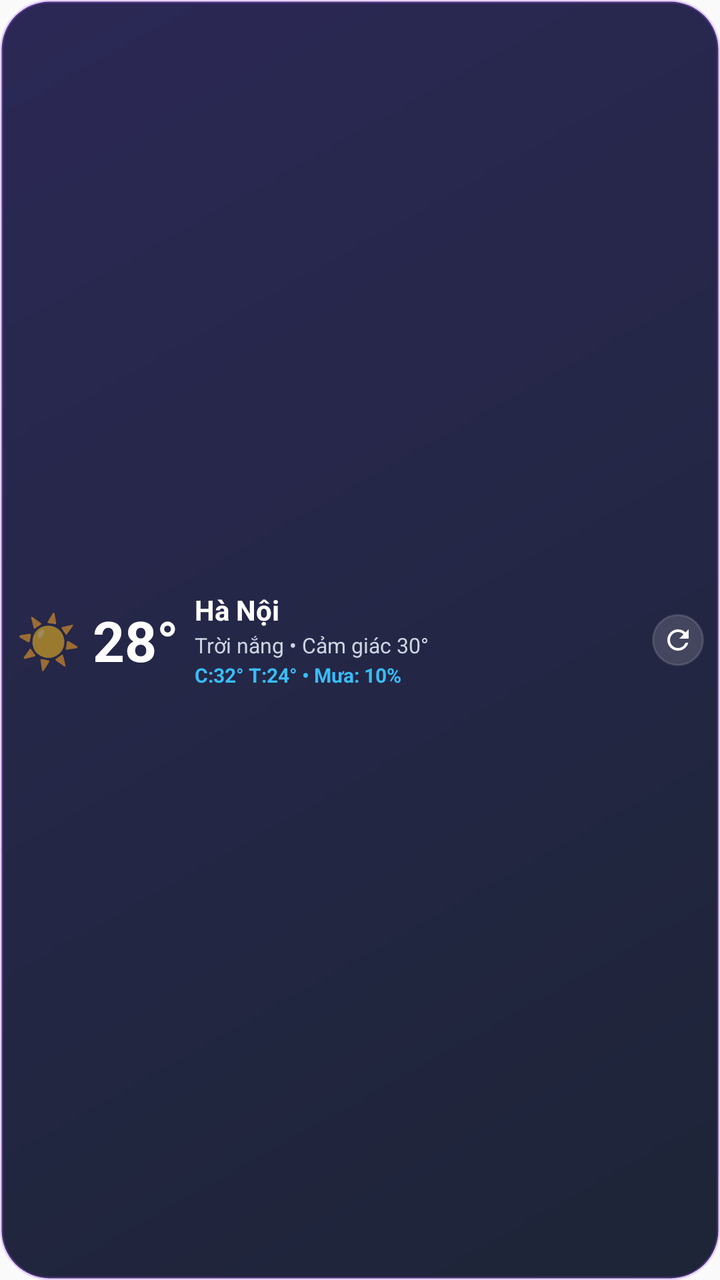
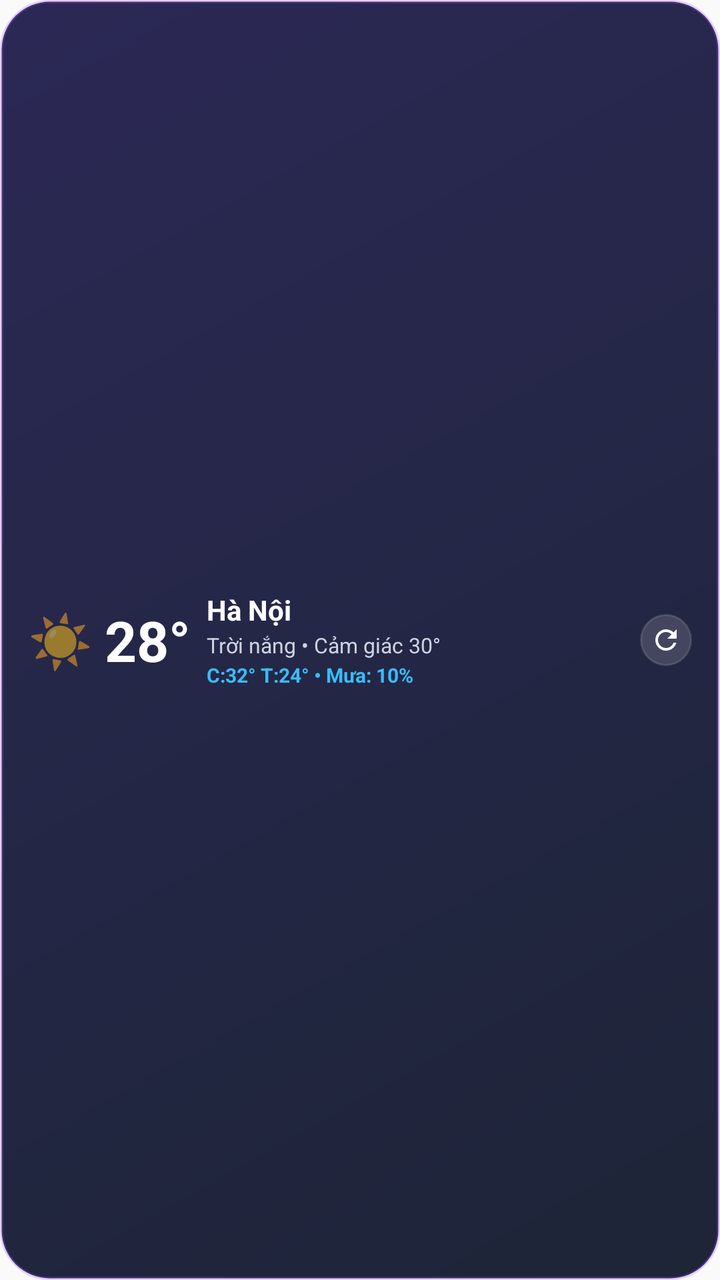

Two renders of the same Android screen: before a commit and after it. Below are the layout's source before the change and the commit's diff.
<!-- AndroidManifest.xml: application theme Theme.Weather24h -->
<!-- res/layout/weather_widget_compact.xml -->
<?xml version="1.0" encoding="utf-8"?>
<FrameLayout xmlns:android="http://schemas.android.com/apk/res/android"
    android:id="@+id/compact_widget_root"
    android:layout_width="match_parent"
    android:layout_height="match_parent">

    
    <ImageView
        android:id="@+id/compact_widget_bg_layer"
        android:layout_width="match_parent"
        android:layout_height="match_parent"
        android:scaleType="fitXY"
        android:src="@drawable/widget_bg_dark" />

    
    <LinearLayout
        android:id="@+id/compact_widget_content"
        android:layout_width="match_parent"
        android:layout_height="match_parent"
        android:gravity="center_vertical"
        android:orientation="horizontal"
        android:padding="8dp">

        
        <TextView
            android:id="@+id/compact_widget_icon"
            android:layout_width="wrap_content"
            android:layout_height="wrap_content"
            android:layout_marginEnd="6dp"
            android:text="☀️"
            android:textSize="26sp" />

        <TextView
            android:id="@+id/compact_widget_temp"
            android:layout_width="wrap_content"
            android:layout_height="wrap_content"
            android:layout_marginEnd="8dp"
            android:singleLine="true"
            android:text="28°"
            android:textColor="#FFFFFF"
            android:textSize="28sp"
            android:textStyle="bold" />

        
        <LinearLayout
            android:layout_width="0dp"
            android:layout_height="wrap_content"
            android:layout_weight="1"
            android:orientation="vertical">

            <TextView
                android:id="@+id/compact_widget_city"
                android:layout_width="wrap_content"
                android:layout_height="wrap_content"
                android:ellipsize="end"
                android:maxLines="1"
                android:singleLine="true"
                android:text="Hà Nội"
                android:textColor="#FFFFFF"
                android:textSize="14sp"
                android:textStyle="bold" />

            <TextView
                android:id="@+id/compact_widget_desc"
                android:layout_width="wrap_content"
                android:layout_height="wrap_content"
                android:layout_marginTop="1dp"
                android:ellipsize="end"
                android:maxLines="1"
                android:singleLine="true"
                android:text="Trời nắng • Cảm giác 30°"
                android:textColor="#CBD5E1"
                android:textSize="10.5sp" />

            <TextView
                android:id="@+id/compact_widget_sub"
                android:layout_width="wrap_content"
                android:layout_height="wrap_content"
                android:layout_marginTop="1dp"
                android:ellipsize="end"
                android:maxLines="1"
                android:singleLine="true"
                android:text="C:32° T:24° • Mưa: 10%"
                android:textColor="#38BDF8"
                android:textSize="10sp"
                android:textStyle="bold" />
        </LinearLayout>

        
        <ImageView
            android:id="@+id/compact_widget_btn_refresh"
            android:layout_width="26dp"
            android:layout_height="26dp"
            android:layout_marginStart="6dp"
            android:background="@drawable/widget_refresh_btn_bg_dark"
            android:contentDescription="Làm mới thời tiết"
            android:padding="5dp"
            android:src="@drawable/ic_refresh" />

    </LinearLayout>

</FrameLayout>
<!-- resources referenced by this layout -->
<resources>
  <!-- drawable ic_refresh (drawable) -->
  <vector xmlns:android="http://schemas.android.com/apk/res/android"
      android:width="24dp"
      android:height="24dp"
      android:viewportWidth="24"
      android:viewportHeight="24">
      <path
          android:fillColor="#FFFFFFFF"
          android:pathData="M17.65,6.35C16.2,4.9 14.21,4 12,4c-4.42,0 -7.99,3.58 -7.99,8s3.57,8 7.99,8c3.73,0 6.84,-2.55 7.73,-6h-2.08c-0.82,2.33 -3.04,4 -5.65,4 -3.31,0 -6,-2.69 -6,-6s2.69,-6 6,-6c1.66,0 3.14,0.69 4.22,1.78L13,11h7V4l-2.35,2.35z"/>
  </vector>
  <!-- drawable widget_bg_dark (drawable) -->
  <?xml version="1.0" encoding="utf-8"?>
  <shape xmlns:android="http://schemas.android.com/apk/res/android"
      android:shape="rectangle">
      <gradient
          android:angle="315"
          android:startColor="#F01E1B4B"
          android:endColor="#F00F172A" />
      <corners android:radius="24dp" />
      <stroke
          android:width="1.5dp"
          android:color="#40A855F7" />
  </shape>
  <!-- drawable widget_refresh_btn_bg_dark (drawable) -->
  <?xml version="1.0" encoding="utf-8"?>
  <shape xmlns:android="http://schemas.android.com/apk/res/android"
      android:shape="oval">
      <solid android:color="#26FFFFFF" />
      <stroke
          android:width="1dp"
          android:color="#20FFFFFF" />
  </shape>
  <style name="Theme.Weather24h" parent="android:Theme.Material.Light.NoActionBar">
          <item name="android:statusBarColor">@android:color/transparent</item>
          <item name="android:navigationBarColor">@android:color/transparent</item>
          <item name="android:windowLightStatusBar">true</item>
          <item name="android:windowLightNavigationBar">true</item>
      </style>
</resources>

<!-- the commit's change to res/layout/weather_widget_compact.xml (unified diff, before → after) -->
@@ -19,7 +19,12 @@
         android:layout_height="match_parent"
         android:gravity="center_vertical"
         android:orientation="horizontal"
-        android:padding="8dp">
+        android:paddingLeft="14dp"
+        android:paddingRight="14dp"
+        android:paddingStart="14dp"
+        android:paddingEnd="14dp"
+        android:paddingTop="10dp"
+        android:paddingBottom="10dp">
 
         
         <TextView
